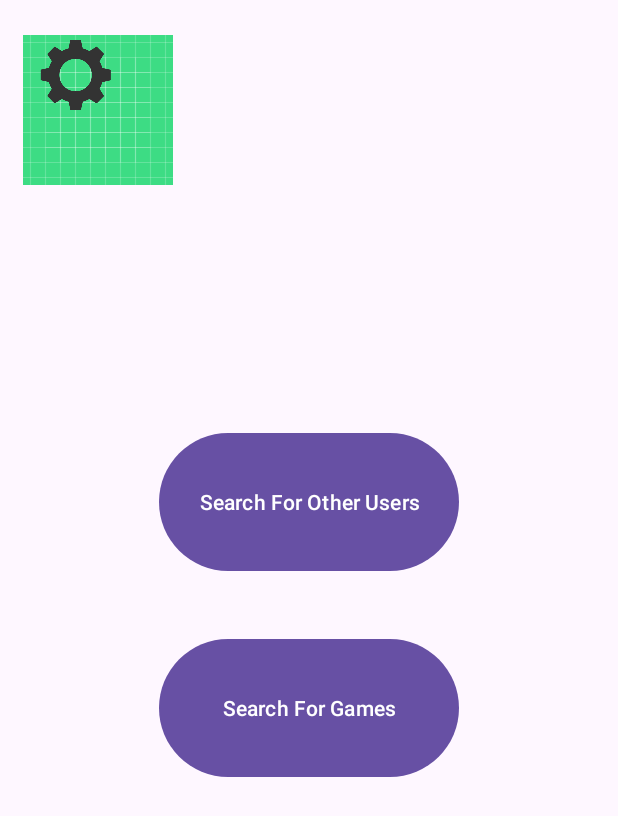
After one commit to TheLordPasta/gamers-chat, an Android app: the mainMenu screen opened through its navigation route, on a phone screen of 412 x 824 dp. The commit adds this screen. Shown: the top 816 px of the screen. Run offline under Robolectric (Android 15) with nearby library versions, the phone set to English and light mode, and no system bars; our stand-ins replace Firebase (no records; nobody signed in at launch, a user with empty details on screens opened directly); 3 statements that could not run were skipped.

Commit message:
Layout Stuff (main menu, game and user searches) created

```diff
--- /dev/null
+++ b/app/src/main/java/com/example/gamers_chat/fragments/mainMenu.java
@@ -0,0 +1,96 @@
+package com.example.gamers_chat.fragments;
+
+import android.os.Bundle;
+
+import androidx.fragment.app.Fragment;
+import androidx.navigation.Navigation;
+
+import android.view.LayoutInflater;
+import android.view.View;
+import android.view.ViewGroup;
+import android.widget.Button;
+
+import com.example.gamers_chat.R;
+
+/**
+ * A simple {@link Fragment} subclass.
+ * Use the {@link mainMenu#newInstance} factory method to
+ * create an instance of this fragment.
+ */
+public class mainMenu extends Fragment {
+
+    // TODO: Rename parameter arguments, choose names that match
+    // the fragment initialization parameters, e.g. ARG_ITEM_NUMBER
+    private static final String ARG_PARAM1 = "param1";
+    private static final String ARG_PARAM2 = "param2";
+
+    // TODO: Rename and change types of parameters
+    private String mParam1;
+    private String mParam2;
+
+    public mainMenu() {
+        // Required empty public constructor
+    }
+
+    /**
+     * Use this factory method to create a new instance of
+     * this fragment using the provided parameters.
+     *
+     * @param param1 Parameter 1.
+     * @param param2 Parameter 2.
+     * @return A new instance of fragment mainMenu.
+     */
+    // TODO: Rename and change types and number of parameters
+    public static mainMenu newInstance(String param1, String param2) {
+        mainMenu fragment = new mainMenu();
+        Bundle args = new Bundle();
+        args.putString(ARG_PARAM1, param1);
+        args.putString(ARG_PARAM2, param2);
+        fragment.setArguments(args);
+        return fragment;
+    }
+
+    @Override
+    public void onCreate(Bundle savedInstanceState) {
+        super.onCreate(savedInstanceState);
+        if (getArguments() != null) {
+            mParam1 = getArguments().getString(ARG_PARAM1);
+            mParam2 = getArguments().getString(ARG_PARAM2);
+        }
+    }
+
+    @Override
+    public View onCreateView(LayoutInflater inflater, ViewGroup container,
+                             Bundle savedInstanceState) {
+        // Inflate the layout for this fragment
+        View view = inflater.inflate(R.layout.fragment_main_menu, container, false);
+
+        Button moveToGameSearch = view.findViewById(R.id.mainMenuGameSearchBtn);
+        Button moveToUserSearch = view.findViewById(R.id.mainMenuUserSearchBtn);
+        Button moveToUserProfile = view.findViewById(R.id.mainMenuUserProfileBtn);
+        Button moveToOptionsMenu = view.findViewById(R.id.mainMenuOptionsMenuBtn);
+
+        moveToUserProfile.setOnClickListener(new View.OnClickListener() {
+            @Override
+            public void onClick(View v) {
+                Navigation.findNavController(v).navigate(R.id.action_mainMenu_to_userProfile);
+            }
+        });
+
+        moveToGameSearch.setOnClickListener(new View.OnClickListener() {
+            @Override
+            public void onClick(View v) {
+                Navigation.findNavController(v).navigate(R.id.action_mainMenu_to_gameSearch);
+            }
+        });
+
+        moveToUserSearch.setOnClickListener(new View.OnClickListener() {
+            @Override
+            public void onClick(View v) {
+                Navigation.findNavController(v).navigate(R.id.action_mainMenu_to_userSearch);
+            }
+        });
+
+        return view;
+    }
+}
--- /dev/null
+++ b/app/src/main/res/layout/fragment_main_menu.xml
@@ -0,0 +1,53 @@
+<?xml version="1.0" encoding="utf-8"?>
+<androidx.constraintlayout.widget.ConstraintLayout xmlns:android="http://schemas.android.com/apk/res/android"
+    xmlns:app="http://schemas.android.com/apk/res-auto"
+    xmlns:tools="http://schemas.android.com/tools"
+    android:id="@+id/frameLayout"
+    android:layout_width="match_parent"
+    android:layout_height="match_parent"
+    tools:context=".fragments.mainMenu" >
+
+    <ImageButton
+        android:id="@+id/mainMenuUserProfileBtn"
+        android:layout_width="100dp"
+        android:layout_height="100dp"
+        android:layout_marginStart="15dp"
+        android:layout_marginTop="23dp"
+        app:layout_constraintStart_toStartOf="parent"
+        app:layout_constraintTop_toTopOf="parent"
+        app:srcCompat="@drawable/ic_launcher_background" />
+
+    <ImageButton
+        android:id="@+id/mainMenuOptionsMenuBtn"
+        android:layout_width="100dp"
+        android:layout_height="100dp"
+        android:backgroundTint="#00FFFFFF"
+        android:scaleType="centerInside"
+        app:srcCompat="@drawable/gearicon"
+        tools:layout_editor_absoluteX="295dp"
+        tools:layout_editor_absoluteY="23dp" />
+
+    <Button
+        android:id="@+id/mainMenuUserSearchBtn"
+        android:layout_width="200dp"
+        android:layout_height="100dp"
+        android:layout_marginStart="106dp"
+        android:layout_marginTop="161dp"
+        android:layout_marginEnd="106dp"
+        android:text="Search For Other Users"
+        app:layout_constraintEnd_toEndOf="parent"
+        app:layout_constraintStart_toStartOf="parent"
+        app:layout_constraintTop_toBottomOf="@+id/mainMenuUserProfileBtn" />
+
+    <Button
+        android:id="@+id/mainMenuGameSearchBtn"
+        android:layout_width="200dp"
+        android:layout_height="100dp"
+        android:layout_marginStart="106dp"
+        android:layout_marginTop="37dp"
+        android:layout_marginEnd="106dp"
+        android:text="Search For Games"
+        app:layout_constraintEnd_toEndOf="parent"
+        app:layout_constraintStart_toStartOf="parent"
+        app:layout_constraintTop_toBottomOf="@+id/mainMenuUserSearchBtn" />
+</androidx.constraintlayout.widget.ConstraintLayout>
--- a/app/src/main/res/navigation/navgraph.xml
+++ b/app/src/main/res/navigation/navgraph.xml
@@ -14,8 +14,8 @@
             android:id="@+id/action_login_to_register"
             app:destination="@id/register" />
         <action
-            android:id="@+id/action_login_to_userProfile"
-            app:destination="@id/userProfile" />
+            android:id="@+id/action_login_to_mainMenu"
+            app:destination="@id/mainMenu" />
     </fragment>
     <fragment
         android:id="@+id/register"
@@ -31,4 +31,29 @@
         android:name="com.example.gamers_chat.fragments.UserProfileFragment"
         android:label="fragment_user_profile"
         tools:layout="@layout/fragment_user_profile" />
+    <fragment
+        android:id="@+id/mainMenu"
+        android:name="com.example.gamers_chat.fragments.mainMenu"
+        android:label="fragment_main_menu"
+        tools:layout="@layout/fragment_main_menu" >
+        <action
+            android:id="@+id/action_mainMenu_to_userProfile"
+            app:destination="@id/userProfile" />
+        <action
+            android:id="@+id/action_mainMenu_to_gameSearch"
+            app:destination="@id/gameSearch" />
+        <action
+            android:id="@+id/action_mainMenu_to_userSearch"
+            app:destination="@id/userSearch" />
+    </fragment>
+    <fragment
+        android:id="@+id/gameSearch"
+        android:name="com.example.gamers_chat.fragments.gameSearch"
+        android:label="fragment_search_game"
+        tools:layout="@layout/fragment_search_game" />
+    <fragment
+        android:id="@+id/userSearch"
+        android:name="com.example.gamers_chat.fragments.userSearch"
+        android:label="fragment_search_user"
+        tools:layout="@layout/fragment_search_user" />
 </navigation>
```
Also changed, not shown: app/src/main/java/com/example/gamers_chat/activities/MainActivity.java (+8 -8 lines), app/src/main/java/com/example/gamers_chat/fragments/gameSearch.java (added, +66 -0 lines), app/src/main/java/com/example/gamers_chat/fragments/userSearch.java (added, +66 -0 lines), app/src/main/java/com/example/gamers_chat/models/CustomAdapterGames.java (+12 -12 lines), app/src/main/java/com/example/gamers_chat/models/CustomAdapterUsers.java (+7 -12 lines), app/src/main/res/layout/cardrow_game.xml (added, +62 -0 lines), app/src/main/res/layout/cardrow_user.xml (added, +34 -0 lines), app/src/main/res/layout/fragment_search_game.xml (added, +35 -0 lines), app/src/main/res/layout/fragment_search_user.xml (added, +35 -0 lines), app/src/main/res/layout/fragment_user_profile.xml (+11 -5 lines), app/src/main/res/drawable/gearicon.png (added), app/src/main/res/drawable/gearicon2.png (added).
